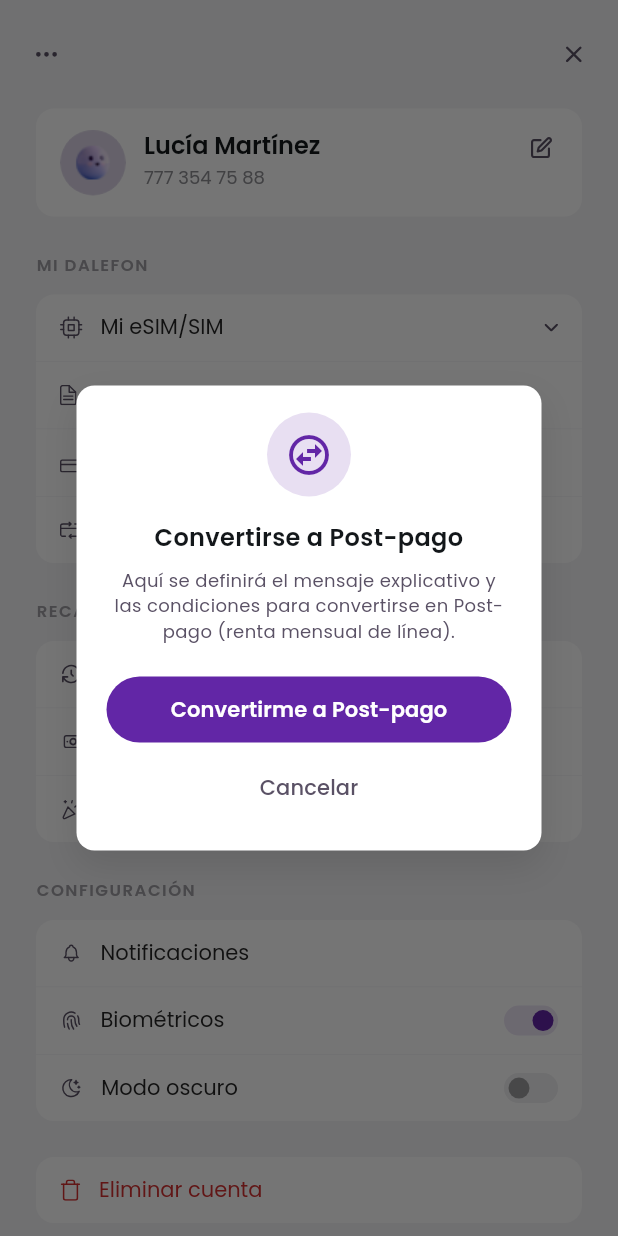
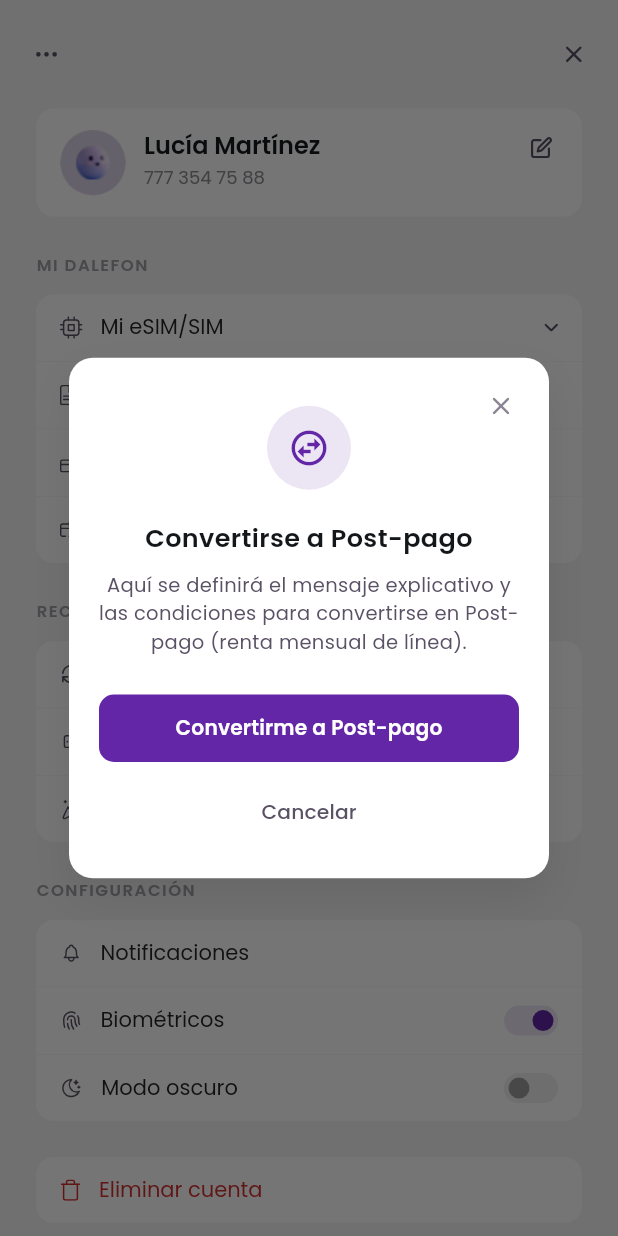
Before and after one commit to jalexismacias97-ux/dalefon_menu, a Flutter app: the screen it shows after launch, after a tap on "Convertirme post-pago", on a phone screen of 412 x 824 dp. Run offline on Flutter 3.47's test engine with Material 3 defaults, Android fonts, the phone set to English and light mode, and no system bars; our stand-ins replace flutter_svg.

Commit message:
design: redesign dialogs to match modern non-square aesthetic with custom auras and responsive layouts

```diff
--- a/lib/main.dart
+++ b/lib/main.dart
@@ -316,62 +316,66 @@ class _DalefonMenuScreenState extends State<DalefonMenuScreen> {
           backgroundColor: Colors.transparent,
           elevation: 0,
           insetPadding: const EdgeInsets.symmetric(horizontal: 24.0),
-          child: Container(
-            width: 310.0,
-            height: 310.0,
-            padding: const EdgeInsets.symmetric(horizontal: 20.0, vertical: 16.0),
+          child: Stack(
+            clipBehavior: Clip.none,
+            children: [
+              Container(
+                width: 320.0,
+                padding: const EdgeInsets.fromLTRB(20.0, 32.0, 20.0, 20.0),
                 decoration: BoxDecoration(
-              color: isDark ? const Color(0xFF242527) : Colors.white,
-              borderRadius: BorderRadius.circular(12.0),
+                  color: isDark ? const Color(0xFF1C1C1E) : Colors.white,
+                  borderRadius: BorderRadius.circular(16.0),
                   boxShadow: [
                     BoxShadow(
-                  color: Colors.black.withOpacity(isDark ? 0.4 : 0.1),
-                  blurRadius: 20.0,
-                  offset: const Offset(0, 10),
+                      color: Colors.black.withOpacity(isDark ? 0.4 : 0.08),
+                      blurRadius: 24.0,
+                      offset: const Offset(0, 12),
                     ),
                   ],
                 ),
                 child: Column(
-              mainAxisAlignment: MainAxisAlignment.center,
+                  mainAxisSize: MainAxisSize.min,
                   crossAxisAlignment: CrossAxisAlignment.stretch,
                   children: [
                     Center(
                       child: Container(
-                    padding: const EdgeInsets.all(12.0),
+                        width: 56.0,
+                        height: 56.0,
                         decoration: BoxDecoration(
-                      color: const Color(0xFF6226A6).withOpacity(0.15),
+                          color: const Color(0xFF6226A6).withOpacity(0.12),
                           shape: BoxShape.circle,
                         ),
                         child: const Icon(
                           Icons.swap_horizontal_circle_outlined,
                           color: Color(0xFF6226A6),
-                      size: 32.0,
+                          size: 28.0,
                         ),
                       ),
                     ),
-                const SizedBox(height: 16.0),
+                    const SizedBox(height: 20.0),
                     Text(
                       'Convertirse a Post-pago',
                       textAlign: TextAlign.center,
                       style: TextStyle(
                         fontFamily: 'Poppins',
-                    fontSize: 16.0,
+                        fontSize: 17.0,
                         fontWeight: FontWeight.w600,
                         color: isDark ? const Color(0xFFFEFFFF) : const Color(0xFF13171A),
                       ),
                     ),
-                const SizedBox(height: 8.0),
+                    const SizedBox(height: 10.0),
                     Text(
                       'Aquí se definirá el mensaje explicativo y las condiciones para convertirse en Post-pago (renta mensual de línea).',
                       textAlign: TextAlign.center,
                       style: TextStyle(
                         fontFamily: 'Poppins',
-                    fontSize: 12.0,
+                        fontSize: 13.0,
+                        height: 1.5,
                         fontWeight: FontWeight.w400,
                         color: isDark ? const Color(0xFF8E8E93) : const Color(0xFF5A5165),
                       ),
                     ),
-                const SizedBox(height: 20.0),
+                    const SizedBox(height: 24.0),
                     ElevatedButton(
                       onPressed: () {
                         Navigator.pop(context);
@@ -383,36 +387,53 @@ class _DalefonMenuScreenState extends State<DalefonMenuScreen> {
                         backgroundColor: const Color(0xFF6226A6),
                         foregroundColor: Colors.white,
                         shadowColor: Colors.transparent,
-                    padding: const EdgeInsets.symmetric(vertical: 12.0),
-                    shape: const StadiumBorder(),
+                        padding: const EdgeInsets.symmetric(vertical: 13.0),
+                        shape: RoundedRectangleBorder(
+                          borderRadius: BorderRadius.circular(10.0),
+                        ),
                       ),
                       child: const Text(
                         'Convertirme a Post-pago',
                         style: TextStyle(
                           fontFamily: 'Poppins',
-                      fontSize: 14.0,
+                          fontSize: 13.5,
                           fontWeight: FontWeight.w600,
                         ),
                       ),
                     ),
-                const SizedBox(height: 4.0),
+                    const SizedBox(height: 8.0),
                     TextButton(
                       onPressed: () => Navigator.pop(context),
                       style: TextButton.styleFrom(
-                    foregroundColor: isDark ? Colors.white70 : const Color(0xFF5A5165),
-                    padding: const EdgeInsets.symmetric(vertical: 8.0),
+                        foregroundColor: isDark ? const Color(0xFF8E8E93) : const Color(0xFF5A5165),
+                        padding: const EdgeInsets.symmetric(vertical: 10.0),
                       ),
                       child: const Text(
                         'Cancelar',
                         style: TextStyle(
                           fontFamily: 'Poppins',
-                      fontSize: 14.0,
+                          fontSize: 13.5,
                           fontWeight: FontWeight.w500,
                         ),
                       ),
                     ),
                   ],
                 ),
+              ),
+              Positioned(
+                top: 8.0,
+                right: 8.0,
+                child: IconButton(
+                  onPressed: () => Navigator.pop(context),
+                  icon: Icon(
+                    Icons.close_rounded,
+                    color: isDark ? const Color(0xFF8E8E93) : const Color(0xFF5A5165).withOpacity(0.7),
+                    size: 20.0,
+                  ),
+                  splashRadius: 20.0,
+                ),
+              ),
+            ],
           ),
         );
       },
```
Also changed, not shown: lib/widgets/postpaid_deactivation_flow.dart (+271 -120 lines). Lines whose indentation alone changed are shown as unchanged.
